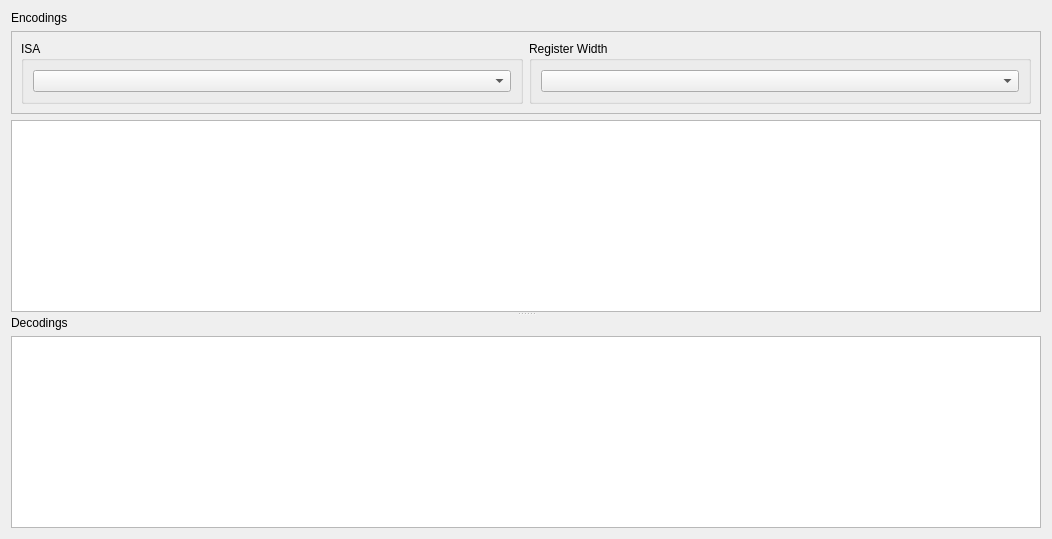
Before: the Qt Designer form src/sliderulestab.ui in mortbopet/Ripes, drawn with Qt 5.
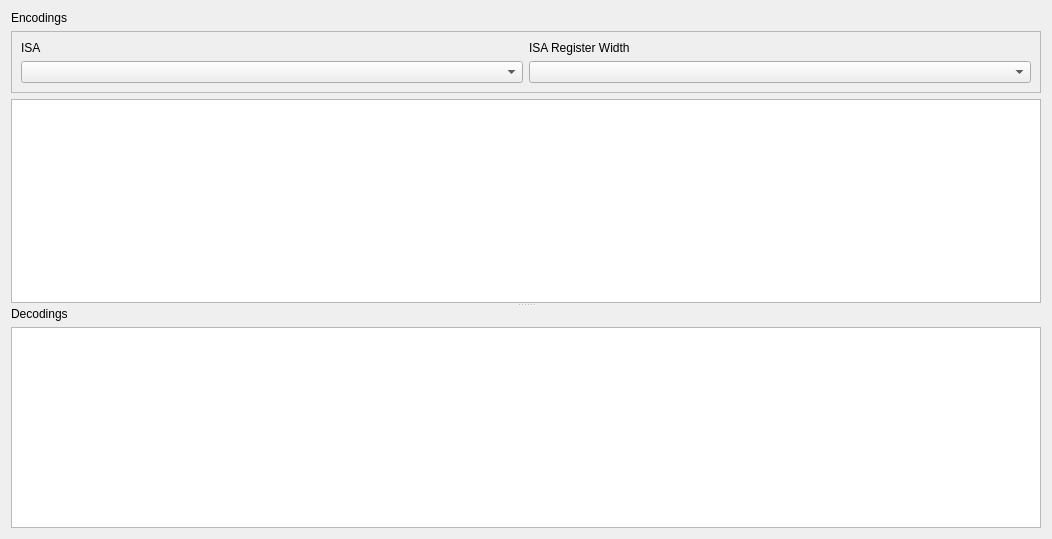
After: the same form once the commit is applied. Custom widgets are drawn as their Qt base class.

Commit message: Change grouping of ISA selectors

Diff of the .ui file:
```diff
--- a/src/sliderulestab.ui
+++ b/src/sliderulestab.ui
@@ -59,23 +59,20 @@
          </property>
          <layout class="QHBoxLayout" name="horizontalLayout_3">
           <item>
-           <widget class="QGroupBox" name="groupBox">
+           <layout class="QVBoxLayout" name="verticalLayout_3">
+            <item>
+             <widget class="QLabel" name="label">
             <property name="sizePolicy">
-             <sizepolicy hsizetype="Preferred" vsizetype="Preferred">
+               <sizepolicy hsizetype="Preferred" vsizetype="Minimum">
               <horstretch>0</horstretch>
               <verstretch>0</verstretch>
              </sizepolicy>
             </property>
-            <property name="minimumSize">
-             <size>
-              <width>0</width>
-              <height>0</height>
-             </size>
-            </property>
-            <property name="title">
+              <property name="text">
              <string>ISA</string>
             </property>
-            <layout class="QVBoxLayout" name="verticalLayout_2">
+             </widget>
+            </item>
              <item>
               <widget class="QComboBox" name="isaSelector">
                <property name="sizePolicy">
@@ -84,23 +81,25 @@
                  <verstretch>0</verstretch>
                 </sizepolicy>
                </property>
-               <property name="minimumSize">
-                <size>
-                 <width>0</width>
-                 <height>0</height>
-                </size>
-               </property>
               </widget>
              </item>
             </layout>
-           </widget>
-          </item>
-          <item>
-           <widget class="QGroupBox" name="groupBox_2">
-            <property name="title">
-             <string>Register Width</string>
-            </property>
-            <layout class="QHBoxLayout" name="horizontalLayout_4">
+          </item>
+          <item>
+           <layout class="QVBoxLayout" name="verticalLayout_2">
+            <item>
+             <widget class="QLabel" name="label_4">
+              <property name="sizePolicy">
+               <sizepolicy hsizetype="Preferred" vsizetype="Minimum">
+                <horstretch>0</horstretch>
+                <verstretch>0</verstretch>
+               </sizepolicy>
+              </property>
+              <property name="text">
+               <string>ISA Register Width</string>
+              </property>
+             </widget>
+            </item>
              <item>
               <widget class="QComboBox" name="regWidthSelector">
                <property name="sizePolicy">
@@ -112,7 +111,6 @@
               </widget>
              </item>
             </layout>
-           </widget>
           </item>
          </layout>
         </widget>
```
Lines whose indentation alone changed are shown as unchanged.
